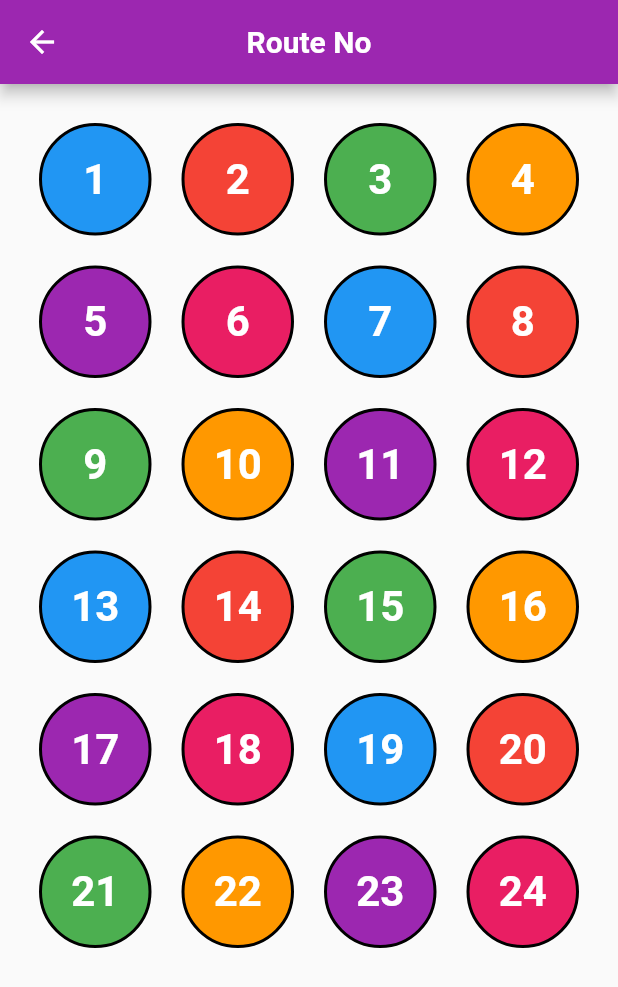
After one commit to yellowandgray/vanapp, a Flutter app: the RouteNo screen opened directly, on a phone screen of 412 x 824 dp. The commit adds this screen. Shown: the top 987 px of the screen. Run offline on Flutter 3.47's test engine with Material 2 defaults, Android fonts, the phone set to English and light mode, and no system bars; our stand-ins replace image_picker, shared_preferences; accounts and stored records are empty.

Commit message:
Route No

```diff
--- a/lib/addDriver.dart
+++ b/lib/addDriver.dart
@@ -1,4 +1,4 @@
-// ignore_for_file: unused_field, sort_child_properties_last
+// ignore_for_file: file_names
 
 import 'package:flutter/material.dart';
 import 'package:image_picker/image_picker.dart';
@@ -17,7 +17,9 @@ class _AddDriverState extends State<AddDriver> {
   final GlobalKey<FormState> _formKey = GlobalKey<FormState>();
 
   // Define variables to hold form data
+  // ignore: unused_field
   String _name = '';
+  // ignore: unused_field
   String _email = '';
   final List<File?> _images =
       List.generate(3, (_) => null); // List to store the uploaded images
@@ -223,6 +225,7 @@ class _AddDriverState extends State<AddDriver> {
                                     ElevatedButton(
                                       onPressed: () => _pickImage(
                                           0), // Call _pickImage with index 0
+                                      // ignore: sort_child_properties_last
                                       child: const Text(
                                         'Photo',
                                         style: TextStyle(
--- a/lib/report.dart
+++ b/lib/report.dart
@@ -35,8 +35,9 @@ class _MyHomePageState extends State<Reportpage> {
                 onTap: () {
                   // Navigate to the van details page when the container is tapped
                   Navigator.of(context).push(MaterialPageRoute(
-                    builder: (context) =>
-                        const Vandetails(), // Replace with the actual page you want to navigate to
+                    builder: (context) => const Vandetails(
+                      routeNumber: 1,
+                    ), // Replace with the actual page you want to navigate to
                   ));
                 },
                 child: Container(
--- /dev/null
+++ b/lib/routeno.dart
@@ -0,0 +1,128 @@
+// RouteNo.dart
+
+import 'package:flutter/material.dart';
+import 'package:vanapp/vandetails.dart';
+
+class RouteNo extends StatefulWidget {
+  RouteNo({Key? key}) : super(key: key);
+
+  @override
+  _RouteNoState createState() => _RouteNoState();
+}
+
+class _RouteNoState extends State<RouteNo> {
+  int selectedRoute = 1; // Initialize with a default route number
+
+  final List<int> numbers =
+      List.generate(24, (index) => index + 1); // Generating 24 numbers
+  final List<Color> colors = [
+    Colors.blue,
+    Colors.red,
+    Colors.green,
+    Colors.orange,
+    Colors.purple,
+    Colors.pink
+  ];
+
+  Color getColorForIndex(int index) {
+    return colors[index % colors.length];
+  }
+
+  void selectRoute(int route) {
+    setState(() {
+      selectedRoute = route;
+    });
+  }
+
+  @override
+  Widget build(BuildContext context) {
+    return Scaffold(
+      appBar: AppBar(
+        backgroundColor: Colors.purple,
+        centerTitle: true,
+        title: const Text('Route No'),
+        titleTextStyle:
+            const TextStyle(fontWeight: FontWeight.bold, fontSize: 20),
+      ),
+      body: Center(
+        child: Padding(
+          padding: const EdgeInsets.all(16),
+          child: GridView.builder(
+            gridDelegate: const SliverGridDelegateWithFixedCrossAxisCount(
+              crossAxisCount: 4, // 4 items per row
+            ),
+            itemCount: numbers.length,
+            itemBuilder: (context, index) {
+              final color = getColorForIndex(index);
+              return AnimatedOpacity(
+                duration: const Duration(seconds: 1),
+                opacity: 1.0,
+                child: CircleNumber(numbers[index], color, index, selectRoute),
+              );
+            },
+          ),
+        ),
+      ),
+    );
+  }
+}
+
+class CircleNumber extends StatelessWidget {
+  final int number;
+  final Color color;
+  final int index;
+  final Function(int) onSelectRoute; // Function to update the selected route
+
+  const CircleNumber(this.number, this.color, this.index, this.onSelectRoute,
+      {super.key});
+
+  @override
+  Widget build(BuildContext context) {
+    return GestureDetector(
+      onTap: () {
+        onSelectRoute(number); // Pass the selected number to the parent widget
+        Navigator.of(context).push(
+          PageRouteBuilder(
+            transitionDuration: Duration(seconds: 1),
+            pageBuilder: (context, animation, secondaryAnimation) {
+              return Vandetails(routeNumber: number);
+            },
+            transitionsBuilder:
+                (context, animation, secondaryAnimation, child) {
+              const begin = Offset(1.0, 0.0); // Enter from the right
+              const end = Offset.zero;
+              const curve = Curves.easeInOut;
+              var tween =
+                  Tween(begin: begin, end: end).chain(CurveTween(curve: curve));
+              var offsetAnimation = animation.drive(tween);
+              return SlideTransition(
+                position: offsetAnimation,
+                child: child,
+              );
+            },
+          ),
+        );
+      },
+      child: Container(
+        width: 60,
+        height: 60,
+        margin: const EdgeInsets.all(10),
+        decoration: BoxDecoration(
+          shape: BoxShape.circle,
+          color: color,
+          border: Border.all(
+            color: Colors.black,
+            width: 2.0,
+          ),
+        ),
+        child: Center(
+          child: Text(
+            number.toString(),
+            style: const TextStyle(
+                fontSize: 28, color: Colors.white, fontWeight: FontWeight.bold),
+          ),
+        ),
+      ),
+    );
+  }
+}
--- a/lib/routesheet.dart
+++ b/lib/routesheet.dart
@@ -132,8 +132,9 @@ class RouteSheets extends StatelessWidget {
                         onTap: () {
                           // Navigate to the van details page when the container is tapped
                           Navigator.of(context).push(MaterialPageRoute(
-                            builder: (context) =>
-                                const Vandetails(), // Replace with the actual page you want to navigate to
+                            builder: (context) => const Vandetails(
+                              routeNumber: 1,
+                            ), // Replace with the actual page you want to navigate to
                           ));
                         },
                         child: const Text(
```
Also changed, not shown: lib/home_page.dart (+21 -1 lines), lib/vandetails.dart (+17 -13 lines).
